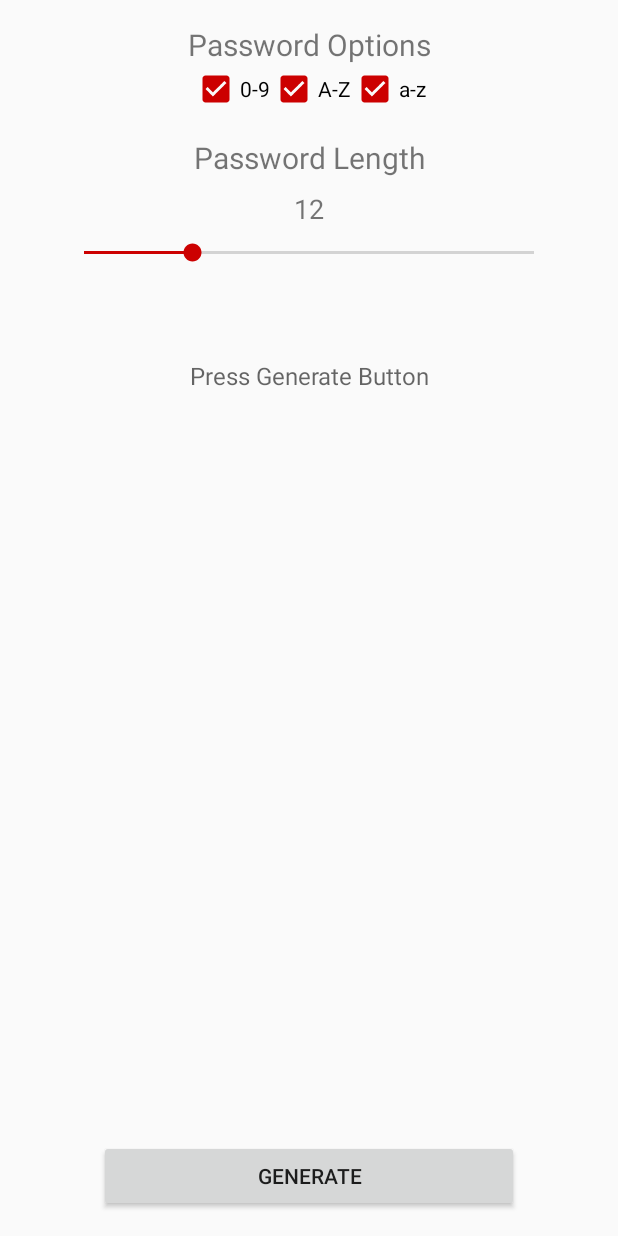
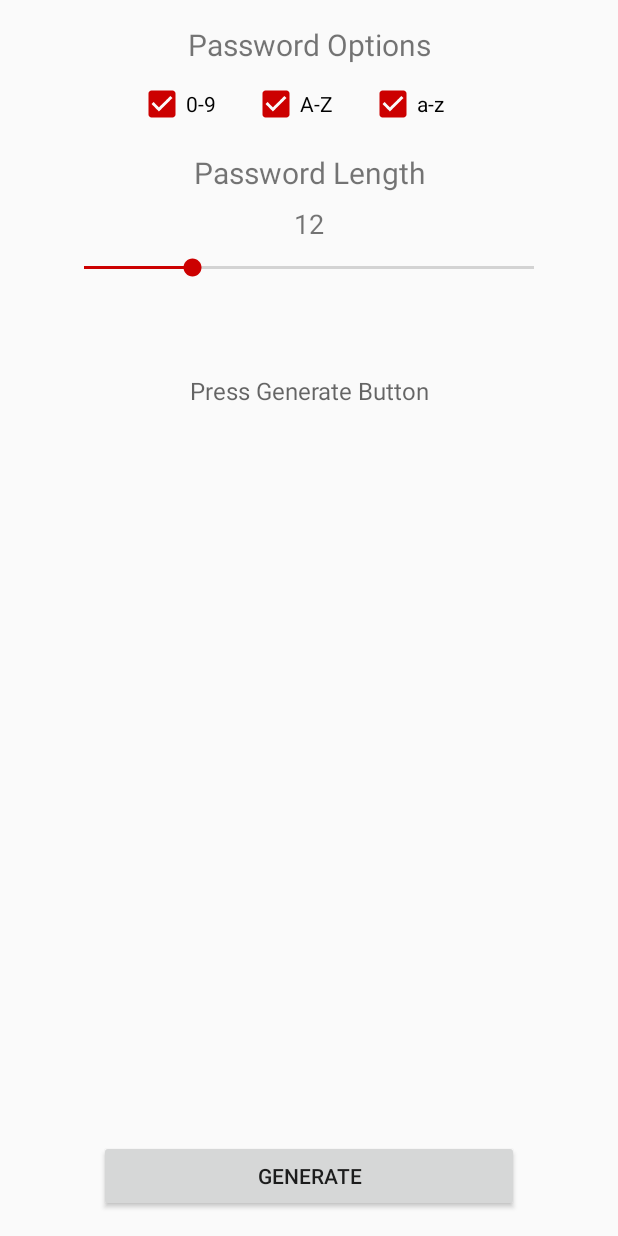
Before and after one commit to davemachado/Password-Generator-Android, an Android app: the screen it shows after launch (MainActivity), on a phone screen of 412 x 824 dp. Run offline under Robolectric (Android 15) with nearby library versions, the phone set to English and light mode, and no system bars.

Commit message:
Add Padding to Character Checkboxes

```diff
--- a/app/src/main/res/layout/activity_main.xml
+++ b/app/src/main/res/layout/activity_main.xml
@@ -21,6 +21,7 @@
     <LinearLayout
         android:id="@+id/checkboxes_linear_layout"
         android:layout_width="match_parent"
+        android:paddingTop="10dp"
         android:layout_height="wrap_content"
         android:gravity="center_horizontal"
         android:orientation="horizontal">
@@ -30,6 +31,7 @@
             android:layout_width="wrap_content"
             android:layout_height="wrap_content"
             android:layout_centerHorizontal="true"
+            android:paddingRight="24dp"
             android:checked="true"
             android:text="0-9" />
 
@@ -37,6 +39,7 @@
             android:id="@+id/uppercase_checkbox"
             android:layout_width="wrap_content"
             android:layout_height="wrap_content"
+            android:paddingRight="24dp"
             android:checked="true"
             android:text="A-Z" />
 
@@ -45,6 +48,7 @@
             android:layout_width="wrap_content"
             android:layout_height="wrap_content"
             android:checked="true"
+            android:paddingRight="24dp"
             android:text="a-z" />
     </LinearLayout>
 
```
